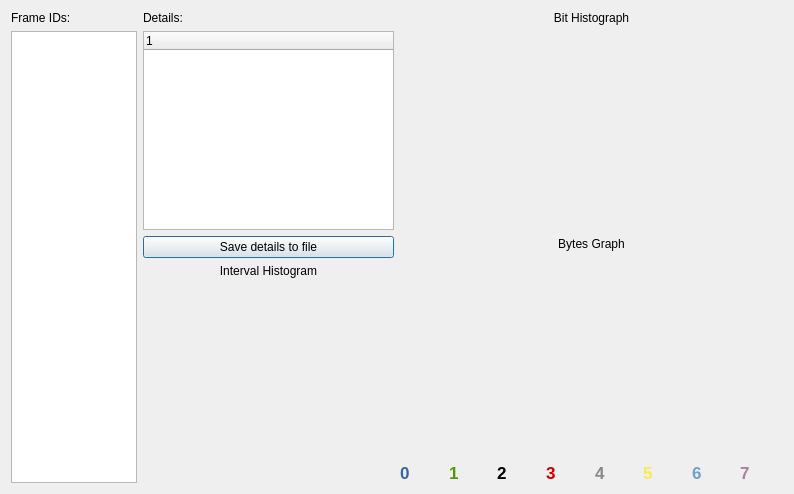
Old version of the form ui/frameinfowindow.ui in the repository collin80/SavvyCAN.
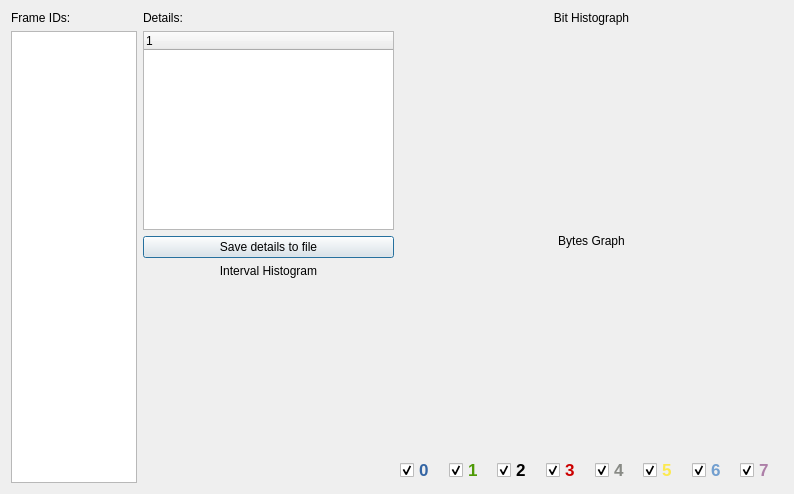
New version of the form. Custom widgets are drawn as their Qt base class.

Commit message: Add selection of graph charts to Frame info window

```diff
--- a/ui/frameinfowindow.ui
+++ b/ui/frameinfowindow.ui
@@ -133,7 +133,7 @@
      <item>
       <layout class="QHBoxLayout" name="horizontalLayout_3">
        <item>
-        <widget class="QLabel" name="label_6">
+        <widget class="QCheckBox" name="check_0">
          <property name="palette">
           <palette>
            <active>
@@ -162,9 +162,9 @@
             <colorrole role="WindowText">
              <brush brushstyle="SolidPattern">
               <color alpha="255">
-               <red>190</red>
-               <green>190</green>
-               <blue>190</blue>
+               <red>120</red>
+               <green>120</green>
+               <blue>120</blue>
               </color>
              </brush>
             </colorrole>
@@ -181,10 +181,13 @@
          <property name="text">
           <string>0</string>
          </property>
+         <property name="checked">
+          <bool>true</bool>
+         </property>
         </widget>
        </item>
        <item>
-        <widget class="QLabel" name="label_5">
+        <widget class="QCheckBox" name="check_1">
          <property name="palette">
           <palette>
            <active>
@@ -213,9 +216,9 @@
             <colorrole role="WindowText">
              <brush brushstyle="SolidPattern">
               <color alpha="255">
-               <red>190</red>
-               <green>190</green>
-               <blue>190</blue>
+               <red>120</red>
+               <green>120</green>
+               <blue>120</blue>
               </color>
              </brush>
             </colorrole>
@@ -232,10 +235,50 @@
          <property name="text">
           <string>1</string>
          </property>
+         <property name="checked">
+          <bool>true</bool>
+         </property>
         </widget>
        </item>
        <item>
-        <widget class="QLabel" name="label_9">
+        <widget class="QCheckBox" name="check_2">
+         <property name="palette">
+          <palette>
+           <active>
+            <colorrole role="WindowText">
+             <brush brushstyle="SolidPattern">
+              <color alpha="255">
+               <red>0</red>
+               <green>0</green>
+               <blue>0</blue>
+              </color>
+             </brush>
+            </colorrole>
+           </active>
+           <inactive>
+            <colorrole role="WindowText">
+             <brush brushstyle="SolidPattern">
+              <color alpha="255">
+               <red>0</red>
+               <green>0</green>
+               <blue>0</blue>
+              </color>
+             </brush>
+            </colorrole>
+           </inactive>
+           <disabled>
+            <colorrole role="WindowText">
+             <brush brushstyle="SolidPattern">
+              <color alpha="255">
+               <red>120</red>
+               <green>120</green>
+               <blue>120</blue>
+              </color>
+             </brush>
+            </colorrole>
+           </disabled>
+          </palette>
+         </property>
          <property name="font">
           <font>
            <pointsize>13</pointsize>
@@ -246,10 +289,13 @@
          <property name="text">
           <string>2</string>
          </property>
+         <property name="checked">
+          <bool>true</bool>
+         </property>
         </widget>
        </item>
        <item>
-        <widget class="QLabel" name="label_10">
+        <widget class="QCheckBox" name="check_3">
          <property name="palette">
           <palette>
            <active>
@@ -278,9 +324,9 @@
             <colorrole role="WindowText">
              <brush brushstyle="SolidPattern">
               <color alpha="255">
-               <red>190</red>
-               <green>190</green>
-               <blue>190</blue>
+               <red>120</red>
+               <green>120</green>
+               <blue>120</blue>
               </color>
              </brush>
             </colorrole>
@@ -297,10 +343,13 @@
          <property name="text">
           <string>3</string>
          </property>
+         <property name="checked">
+          <bool>true</bool>
+         </property>
         </widget>
        </item>
        <item>
-        <widget class="QLabel" name="label_7">
+        <widget class="QCheckBox" name="check_4">
          <property name="palette">
           <palette>
            <active>
@@ -329,9 +378,9 @@
             <colorrole role="WindowText">
              <brush brushstyle="SolidPattern">
               <color alpha="255">
-               <red>190</red>
-               <green>190</green>
-               <blue>190</blue>
+               <red>120</red>
+               <green>120</green>
+               <blue>120</blue>
               </color>
              </brush>
             </colorrole>
@@ -348,10 +397,13 @@
          <property name="text">
           <string>4</string>
          </property>
+         <property name="checked">
+          <bool>true</bool>
+         </property>
         </widget>
        </item>
        <item>
-        <widget class="QLabel" name="label_4">
+        <widget class="QCheckBox" name="check_5">
          <property name="palette">
           <palette>
            <active>
@@ -380,9 +432,9 @@
             <colorrole role="WindowText">
              <brush brushstyle="SolidPattern">
               <color alpha="255">
-               <red>190</red>
-               <green>190</green>
-               <blue>190</blue>
+               <red>120</red>
+               <green>120</green>
+               <blue>120</blue>
               </color>
              </brush>
             </colorrole>
@@ -399,10 +451,13 @@
          <property name="text">
           <string>5</string>
          </property>
+         <property name="checked">
+          <bool>true</bool>
+         </property>
         </widget>
        </item>
        <item>
-        <widget class="QLabel" name="label_11">
+        <widget class="QCheckBox" name="check_6">
          <property name="palette">
           <palette>
            <active>
@@ -431,9 +486,9 @@
             <colorrole role="WindowText">
              <brush brushstyle="SolidPattern">
               <color alpha="255">
-               <red>190</red>
-               <green>190</green>
-               <blue>190</blue>
+               <red>120</red>
+               <green>120</green>
+               <blue>120</blue>
               </color>
              </brush>
             </colorrole>
@@ -450,10 +505,13 @@
          <property name="text">
           <string>6</string>
          </property>
+         <property name="checked">
+          <bool>true</bool>
+         </property>
         </widget>
        </item>
        <item>
-        <widget class="QLabel" name="label_8">
+        <widget class="QCheckBox" name="check_7">
          <property name="palette">
           <palette>
            <active>
@@ -482,9 +540,9 @@
             <colorrole role="WindowText">
              <brush brushstyle="SolidPattern">
               <color alpha="255">
-               <red>190</red>
-               <green>190</green>
-               <blue>190</blue>
+               <red>120</red>
+               <green>120</green>
+               <blue>120</blue>
               </color>
              </brush>
             </colorrole>
@@ -501,6 +559,9 @@
          <property name="text">
           <string>7</string>
          </property>
+         <property name="checked">
+          <bool>true</bool>
+         </property>
         </widget>
        </item>
       </layout>
```
The commit also changes 2 other files.
